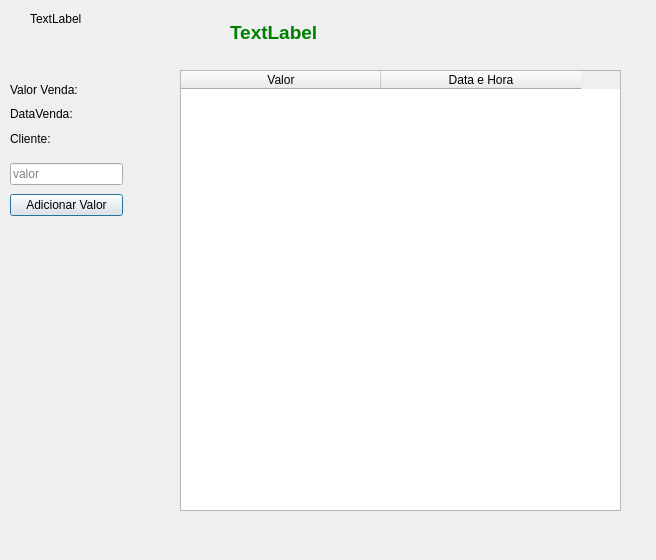
Qt form entradasvendasprazo.ui (GabR36/QEstoqueLoja) before a commit.
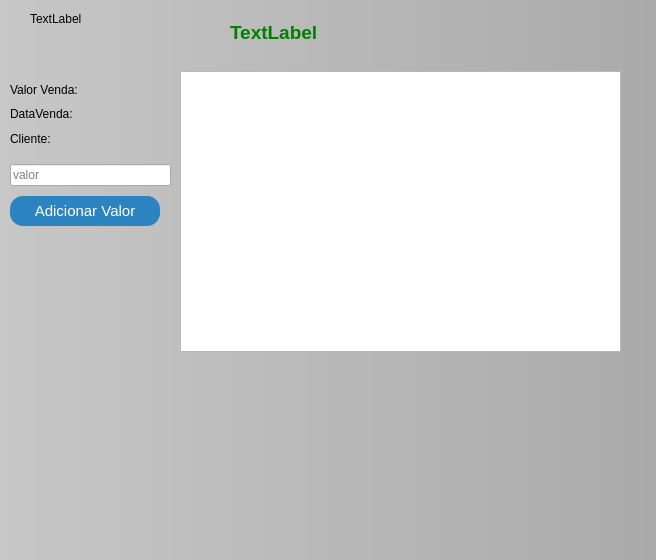
The same form after that commit.

Commit message:
troca tablewidget por tableview entradasvendasprazo.cpp
ainda falta corrigir valores para portugues certinho

```diff
--- a/entradasvendasprazo.ui
+++ b/entradasvendasprazo.ui
@@ -13,6 +13,39 @@
   <property name="windowTitle">
    <string>Dialog</string>
   </property>
+  <property name="styleSheet">
+   <string notr="true">
+
+#EntradasVendasPrazo{
+background-color: rgb(199, 199, 199);
+background-color: qlineargradient(spread:pad, x1:0, y1:0, x2:1, y2:0, stop:0 rgba(199, 199, 199, 255), stop:1 rgba(170, 170, 170, 255));
+
+}
+QPushButton{
+background-color: rgb(43, 132, 191);
+color: rgb(255, 255, 255);
+font-size: 15px;
+border-radius: 13px;
+
+}
+
+QPushButton:hover{
+	background-color: rgb(13, 92, 161);
+}
+QPushButton:pressed{
+	
+color: rgb(255, 255, 255);
+	background-color: rgb(153, 193, 241);
+font-size: 15px;
+border-radius: 13px;
+}
+QGroupBox{
+background-color:rgb(170, 170, 170);
+	font: 700 9pt &quot;Segoe UI&quot;;
+	font-size: 15px;
+}
+</string>
+  </property>
   <widget class="QLabel" name="label">
    <property name="geometry">
     <rect>
@@ -26,38 +59,6 @@
     <string>TextLabel</string>
    </property>
   </widget>
-  <widget class="QTableWidget" name="tw_Entradas">
-   <property name="geometry">
-    <rect>
-     <x>180</x>
-     <y>70</y>
-     <width>441</width>
-     <height>441</height>
-    </rect>
-   </property>
-   <property name="alternatingRowColors">
-    <bool>true</bool>
-   </property>
-   <property name="columnCount">
-    <number>2</number>
-   </property>
-   <attribute name="horizontalHeaderCascadingSectionResizes">
-    <bool>false</bool>
-   </attribute>
-   <attribute name="horizontalHeaderDefaultSectionSize">
-    <number>200</number>
-   </attribute>
-   <column>
-    <property name="text">
-     <string>Valor</string>
-    </property>
-   </column>
-   <column>
-    <property name="text">
-     <string>Data e Hora</string>
-    </property>
-   </column>
-  </widget>
   <widget class="QLabel" name="label_5">
    <property name="geometry">
     <rect>
@@ -86,13 +87,13 @@
     <string>TextLabel</string>
    </property>
   </widget>
-  <widget class="QWidget" name="">
+  <widget class="QWidget" name="layoutWidget">
    <property name="geometry">
     <rect>
      <x>10</x>
      <y>160</y>
-     <width>113</width>
-     <height>61</height>
+     <width>161</width>
+     <height>71</height>
     </rect>
    </property>
    <layout class="QVBoxLayout" name="verticalLayout">
@@ -105,6 +106,30 @@
     </item>
     <item>
      <widget class="QPushButton" name="btn_AddValor">
+      <property name="sizePolicy">
+       <sizepolicy hsizetype="Fixed" vsizetype="Fixed">
+        <horstretch>0</horstretch>
+        <verstretch>0</verstretch>
+       </sizepolicy>
+      </property>
+      <property name="minimumSize">
+       <size>
+        <width>150</width>
+        <height>30</height>
+       </size>
+      </property>
+      <property name="maximumSize">
+       <size>
+        <width>150</width>
+        <height>30</height>
+       </size>
+      </property>
+      <property name="sizeIncrement">
+       <size>
+        <width>150</width>
+        <height>30</height>
+       </size>
+      </property>
       <property name="text">
        <string>Adicionar Valor</string>
       </property>
@@ -112,7 +137,7 @@
     </item>
    </layout>
   </widget>
-  <widget class="QWidget" name="">
+  <widget class="QWidget" name="layoutWidget">
    <property name="geometry">
     <rect>
      <x>10</x>
@@ -145,6 +170,31 @@
     </item>
    </layout>
   </widget>
+  <widget class="QTableView" name="tview_Entradas">
+   <property name="geometry">
+    <rect>
+     <x>180</x>
+     <y>71</y>
+     <width>441</width>
+     <height>281</height>
+    </rect>
+   </property>
+   <property name="alternatingRowColors">
+    <bool>true</bool>
+   </property>
+   <property name="selectionBehavior">
+    <enum>QAbstractItemView::SelectRows</enum>
+   </property>
+   <property name="gridStyle">
+    <enum>Qt::SolidLine</enum>
+   </property>
+   <attribute name="horizontalHeaderCascadingSectionResizes">
+    <bool>true</bool>
+   </attribute>
+   <attribute name="horizontalHeaderStretchLastSection">
+    <bool>true</bool>
+   </attribute>
+  </widget>
  </widget>
  <resources/>
  <connections/>
```
The commit also changes 3 other files.
